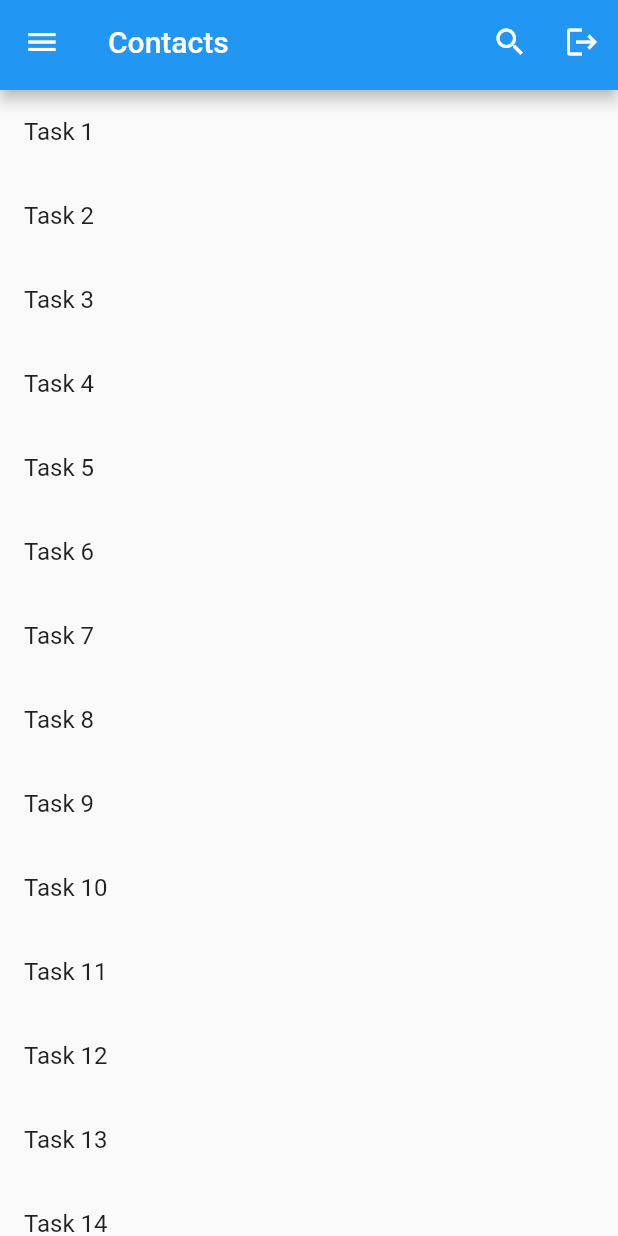
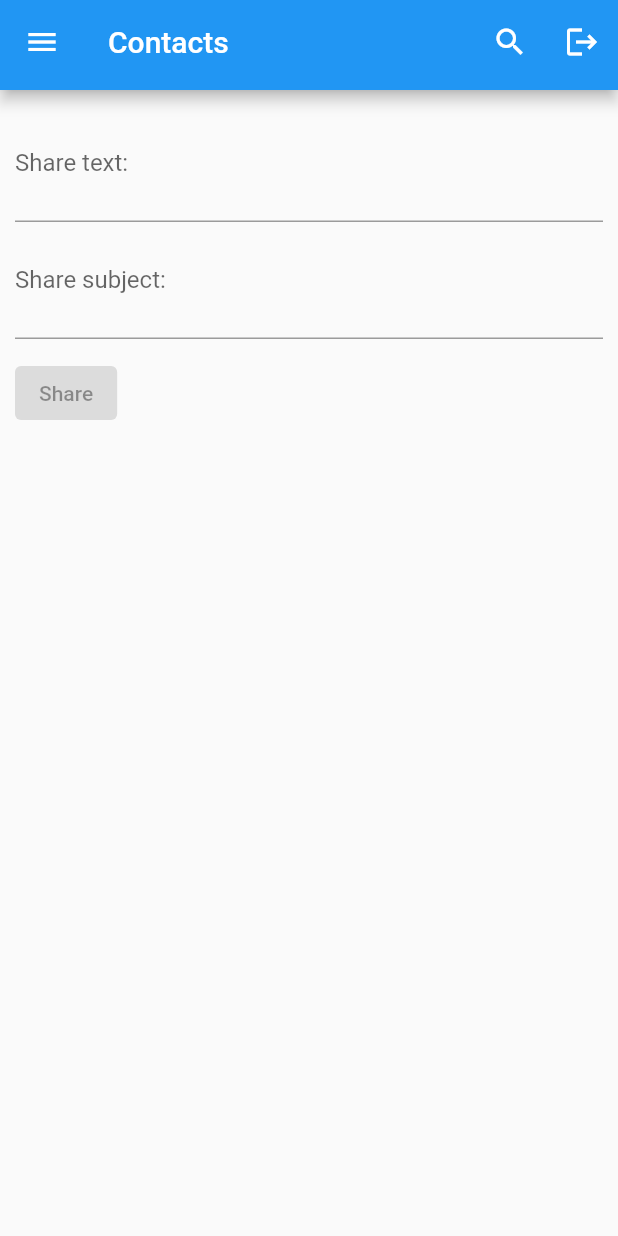
Before and after one commit to ahmedraza55592/mad_labs, a Flutter app: the HomePage screen opened by its route, on a phone screen of 412 x 824 dp. Run offline on Flutter 3.47's test engine with Material 2 defaults, Android fonts, the phone set to English and light mode, and no system bars; our stand-ins replace flutter_local_notifications, share_plus, shared_preferences, timezone; accounts and stored records are empty.

Commit message:
- shared preferences implemented  - share_plus implemented  - lab 06 completed

```diff
--- a/lib/screens/home_page.dart
+++ b/lib/screens/home_page.dart
@@ -1,6 +1,6 @@
 import 'package:flutter/material.dart';
-import 'package:mad_labs/screens/detail_screen.dart';
 import 'package:mad_labs/utils/constants.dart';
+import 'package:share_plus/share_plus.dart';
 
 class HomePage extends StatefulWidget {
   const HomePage({Key? key}) : super(key: key);
@@ -11,6 +11,9 @@ class HomePage extends StatefulWidget {
 
 class _HomePageState extends State<HomePage> {
   bool isSearching = false;
+  String text = '';
+  String subject = '';
+  List<String> imagePaths = [];
 
   final tasks = List<Task>.generate(
       20,
@@ -57,7 +60,6 @@ class _HomePageState extends State<HomePage> {
           onPressed: () {
             Constants.prefs?.setBool('loggedIn', false);
             Navigator.pushReplacementNamed(context, '/signin');
-
           },
           icon: const Icon(Icons.logout)),
     ];
@@ -84,22 +86,77 @@ class _HomePageState extends State<HomePage> {
             preferredSize: const Size.fromHeight(60.0)),
         body: isSearching
             ? Container()
-          : ListView.builder(
-              itemCount: tasks.length,
-              itemBuilder: (context, index) {
-                return ListTile(
-                  title: Text(tasks[index].taskName!),
-                  onTap: () {
-                    Navigator.push(
-                        context,
-                        MaterialPageRoute(
-                            builder: (_) => DetailScreen(
-                                  task: tasks[index],
-                                )));
+            : Padding(
+                padding: const EdgeInsets.all(10.0),
+                child: Column(
+                  crossAxisAlignment: CrossAxisAlignment.start,
+                  children: [
+                    TextField(
+                      decoration: const InputDecoration(
+                        labelText: 'Share text:',
+                        hintText: 'Enter some text and/or link to share',
+                      ),
+                      maxLines: 2,
+                      onChanged: (String value) => setState(() {
+                        text = value;
+                      }),
+                    ),
+                    TextField(
+                      decoration: const InputDecoration(
+                        labelText: 'Share subject:',
+                        hintText: 'Enter subject to share (optional)',
+                      ),
+                      maxLines: 2,
+                      onChanged: (String value) => setState(() {
+                        subject = value;
+                      }),
+                    ),
+                    const Padding(padding: EdgeInsets.only(top: 12.0)),
+                    Builder(
+                      builder: (BuildContext context) {
+                        return ElevatedButton(
+                          onPressed: text.isEmpty && imagePaths.isEmpty
+                              ? null
+                              : () => _onShare(context),
+                          child: const Text('Share'),
+                        );
                       },
+                    ),
+                  ],
+                ),
+              )
+        //  ListView.builder(
+        //     itemCount: tasks.length,
+        //     itemBuilder: (context, index) {
+        //       return ListTile(
+        //         title: Text(tasks[index].taskName!),
+        //         onTap: () {
+        //           Navigator.push(
+        //               context,
+        //               MaterialPageRoute(
+        //                   builder: (_) => DetailScreen(
+        //                         task: tasks[index],
+        //                       )));
+        //         },
+        //       );
+        //     }),
         );
-              }),
-    );
+  }
+
+  void _onShare(BuildContext context) async {
+
+    final box = context.findRenderObject() as RenderBox?;
+
+    if (imagePaths.isNotEmpty) {
+      await Share.shareFiles(imagePaths,
+          text: text,
+          subject: subject,
+          sharePositionOrigin: box!.localToGlobal(Offset.zero) & box.size);
+    } else {
+      await Share.share(text,
+          subject: subject,
+          sharePositionOrigin: box!.localToGlobal(Offset.zero) & box.size);
+    }
   }
 }
 
```
Lines whose indentation alone changed are shown as unchanged.
